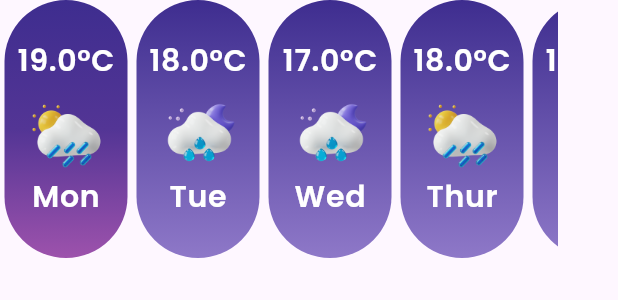
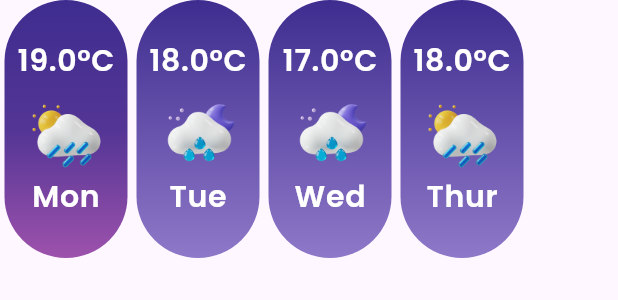
Before and after one commit to theodan11/weather_ui_flutter, a Flutter app: the MyForecastListBuilder widget shown alone on an empty page, opened directly, on a phone screen of 412 x 824 dp. Shown: the top 300 px of the screen. Run offline on Flutter 3.47's test engine with Material 3 defaults, Android fonts, the phone set to English and light mode, and no system bars; our stand-ins replace google_fonts.

Commit message:
done: ui

```diff
--- a/lib/core/screens/home/widgets/my_forecast_list_builder.dart
+++ b/lib/core/screens/home/widgets/my_forecast_list_builder.dart
@@ -45,7 +45,7 @@ class MyForecastListBuilder extends StatelessWidget {
   Widget build(BuildContext context) {
     return Flexible(
       child: SizedBox(
-        width: 372,
+        width: 354,
         height: 172,
         child: ListView.builder(
           // shrinkWrap: true,
```
